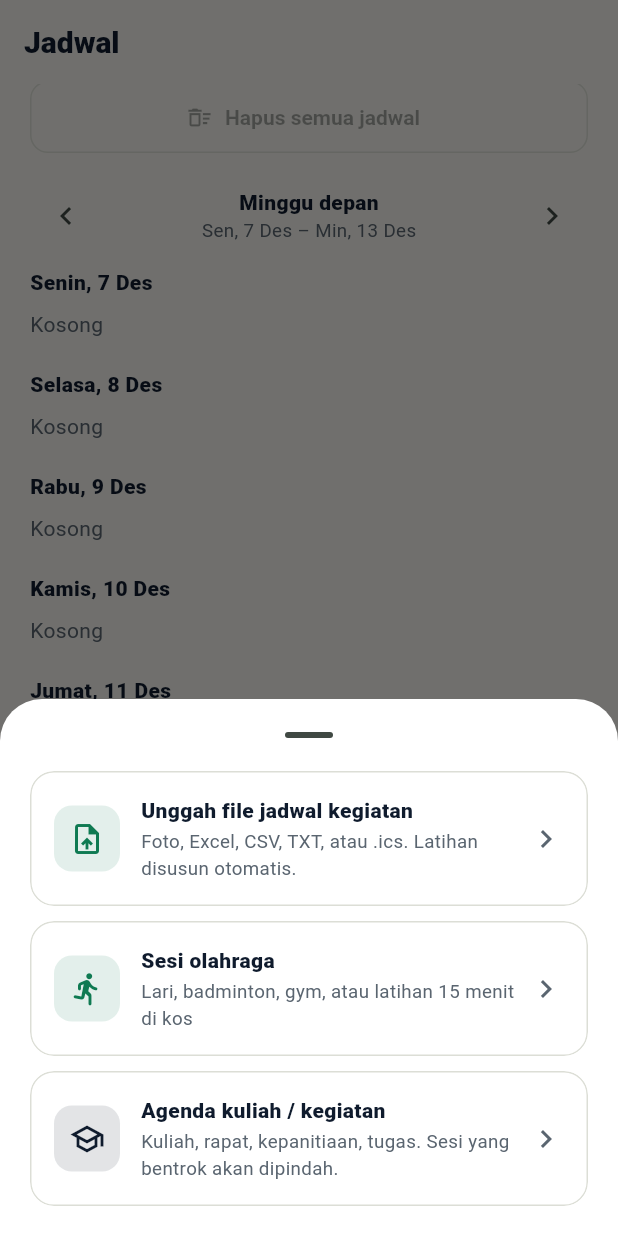
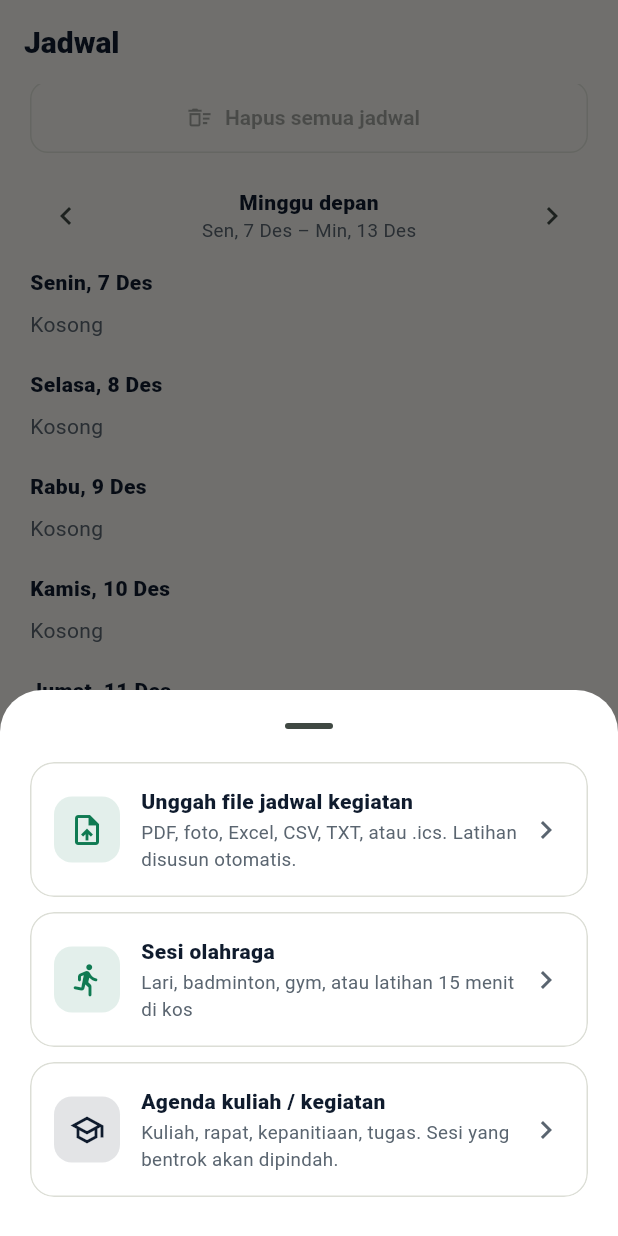
Before and after one commit to kaindralol/AYOSEHAT, a Flutter app: the screen it shows after launch, item 2 of the bottom bar chosen, scrolled down 376 dp, after a tap on the "chevron right" icon, after a tap on the "add" icon, on a phone screen of 412 x 824 dp. Run offline on Flutter 3.47's test engine with Material 3 defaults, Android fonts, the phone set to English and light mode, and no system bars; our stand-ins replace file_picker, printing, shared_preferences, youtube_player_iframe; missing offline and left inert: excel, google_mlkit_text_recognition; network calls fail.

Commit message:
Add files via upload

```diff
--- a/lib/screens/forms.dart
+++ b/lib/screens/forms.dart
@@ -16,6 +16,7 @@ TimeOfDay _toTime(int m) => TimeOfDay(hour: m ~/ 60, minute: m % 60);
 Future<void> showAddChooser(BuildContext context) {
   return showModalBottomSheet<void>(
     context: context,
+    isScrollControlled: true,
     showDragHandle: true,
     backgroundColor: Colors.white,
     builder: (sheetCtx) {
@@ -60,8 +61,8 @@ Future<void> showAddChooser(BuildContext context) {
       }
 
       return SafeArea(
-        child: Padding(
-          padding: const EdgeInsets.fromLTRB(20, 0, 20, 10),
+        child: SingleChildScrollView(
+          padding: const EdgeInsets.fromLTRB(20, 0, 20, 16),
           child: Column(mainAxisSize: MainAxisSize.min, children: [
             Padding(
               padding: const EdgeInsets.only(bottom: 10),
@@ -89,7 +90,7 @@ Future<void> showAddChooser(BuildContext context) {
                                   fontWeight: FontWeight.w800,
                                   color: AppColors.navy)),
                           SizedBox(height: 2),
-                          Text('Foto, Excel, CSV, TXT, atau .ics. Latihan disusun otomatis.',
+                          Text('PDF, foto, Excel, CSV, TXT, atau .ics. Latihan disusun otomatis.',
                               style: TextStyle(
                                   fontSize: 12.5, color: AppColors.muted)),
                         ]),
--- a/lib/screens/import_preview_screen.dart
+++ b/lib/screens/import_preview_screen.dart
@@ -132,7 +132,7 @@ Future<void> uploadScheduleFlow(BuildContext context) async {
         title: const Text('Jadwal belum terbaca'),
         content: Text(
             '${res.error}\n\nTips: pastikan setiap kegiatan punya hari dan jam, misalnya "Senin 07.00-09.30 Kalkulus". '
-            'Format yang didukung: foto/screenshot (JPG, PNG), Excel (.xlsx), CSV, TXT, dan kalender (.ics).'),
+            'Format yang didukung: PDF, foto/screenshot (JPG, PNG), Excel (.xlsx), CSV, TXT, dan kalender (.ics).'),
         actions: [
           TextButton(onPressed: () => Navigator.pop(c), child: const Text('Tutup')),
         ],
--- a/lib/screens/schedule_screen.dart
+++ b/lib/screens/schedule_screen.dart
@@ -40,7 +40,7 @@ class _ScheduleScreenState extends State<ScheduleScreen> {
           title: const Text('Jadwal belum terbaca'),
           content: Text(
               '${res!.error}\n\nTips: pastikan setiap kegiatan punya hari dan jam, misalnya "Senin 07.00-09.30 Kalkulus". '
-              'Format yang didukung: foto/screenshot (JPG, PNG), Excel (.xlsx), CSV, TXT, dan kalender (.ics).'),
+              'Format yang didukung: PDF, foto/screenshot (JPG, PNG), Excel (.xlsx), CSV, TXT, dan kalender (.ics).'),
           actions: [
             TextButton(
                 onPressed: () => Navigator.pop(c), child: const Text('Tutup')),
@@ -214,7 +214,7 @@ class _UploadSlot extends StatelessWidget {
                     color: AppColors.navy)),
             const SizedBox(height: 4),
             const Text(
-              'Foto/screenshot jadwal, Excel, CSV, TXT, atau kalender (.ics). '
+              'PDF, foto/screenshot jadwal, Excel, CSV, TXT, atau kalender (.ics). '
               'AYOSEHAT membaca hari & jamnya, lalu menyusun latihan di waktu yang kosong.',
               textAlign: TextAlign.center,
               style: TextStyle(fontSize: 13, color: AppColors.muted, height: 1.4),
--- a/lib/screens/workout_player_screen.dart
+++ b/lib/screens/workout_player_screen.dart
@@ -26,6 +26,9 @@ class _WorkoutPlayerScreenState extends State<WorkoutPlayerScreen> {
       videoId: widget.workout.videoId,
       autoPlay: true,
       params: const YoutubePlayerParams(
+        // Wajib sejak 2025: YouTube perlu tahu aplikasi mana yang memutar
+        // video (tanpa ini muncul "Error code 152/153").
+        origin: 'https://id.ayosehat.ayosehat',
         showFullscreenButton: true,
       ),
     );
--- a/lib/widgets/session_widgets.dart
+++ b/lib/widgets/session_widgets.dart
@@ -270,6 +270,7 @@ class ConflictCard extends StatelessWidget {
 Future<void> showSessionActions(BuildContext context, Session s) {
   return showModalBottomSheet<void>(
     context: context,
+    isScrollControlled: true,
     showDragHandle: true,
     backgroundColor: Colors.white,
     builder: (sheetCtx) {
@@ -277,7 +278,7 @@ Future<void> showSessionActions(BuildContext context, Session s) {
       final conflict = s.needsMove && s.status == SessionStatus.planned;
       void close() => Navigator.of(sheetCtx).pop();
       return SafeArea(
-        child: Padding(
+        child: SingleChildScrollView(
           padding: const EdgeInsets.fromLTRB(20, 0, 20, 16),
           child: Column(
               mainAxisSize: MainAxisSize.min,
@@ -398,10 +399,11 @@ Future<void> showManualMove(BuildContext context, Session s) {
           .toList();
   return showModalBottomSheet<void>(
     context: context,
+    isScrollControlled: true,
     showDragHandle: true,
     backgroundColor: Colors.white,
     builder: (sheetCtx) => SafeArea(
-      child: Padding(
+      child: SingleChildScrollView(
         padding: const EdgeInsets.fromLTRB(20, 0, 20, 16),
         child: Column(
             mainAxisSize: MainAxisSize.min,
--- a/pubspec.yaml
+++ b/pubspec.yaml
@@ -1,7 +1,7 @@
 name: ayosehat
 description: "AYOSEHAT — Rencana Olahraga Kamu. Jadwal olahraga mahasiswa yang ikut pindah saat agenda kuliah berubah."
 publish_to: 'none'
-version: 0.3.0+3
+version: 0.4.0+4
 
 environment:
   sdk: '>=3.0.0 <4.0.0'
@@ -12,11 +12,13 @@ dependencies:
   flutter_localizations:
     sdk: flutter
   shared_preferences: ^2.2.2
-  youtube_player_iframe: ^5.2.1
+  youtube_player_iframe: ^6.0.2
   url_launcher: ^6.2.5
   file_picker: ">=10.3.10 <11.0.0"
   excel: ^4.0.6
   google_mlkit_text_recognition: ^0.15.0
+  printing: ^5.13.4
+  path_provider: ^2.1.4
 
 dev_dependencies:
   flutter_test:
```
Also changed, not shown: lib/schedule_import.dart (+33 -9 lines).
